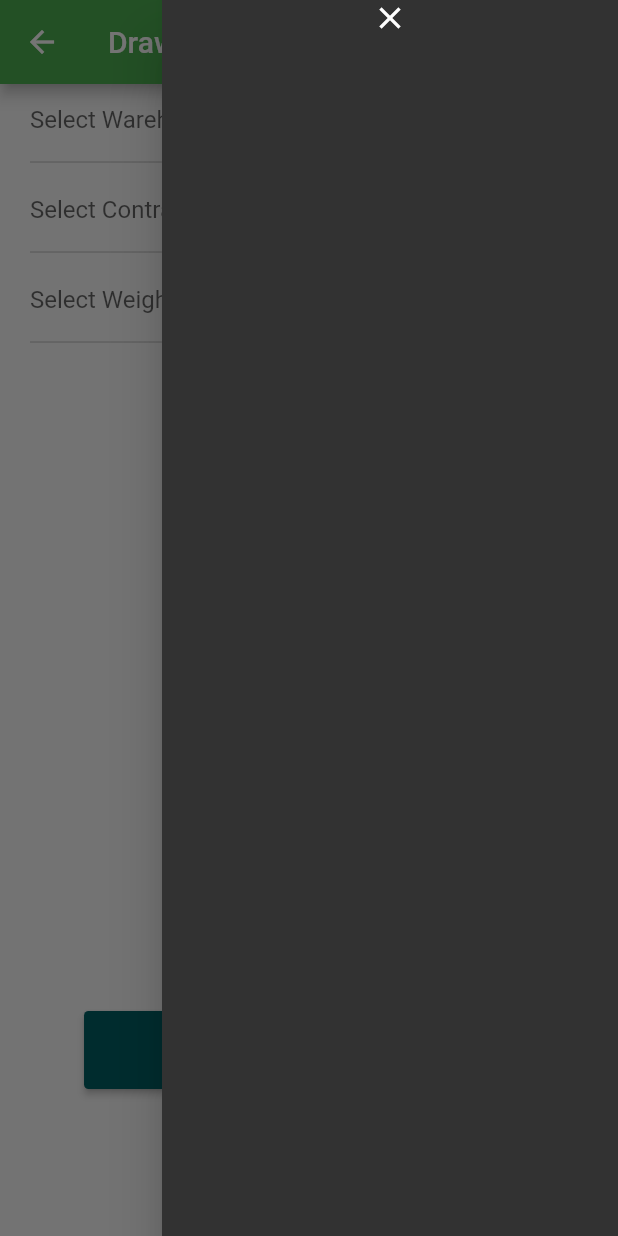
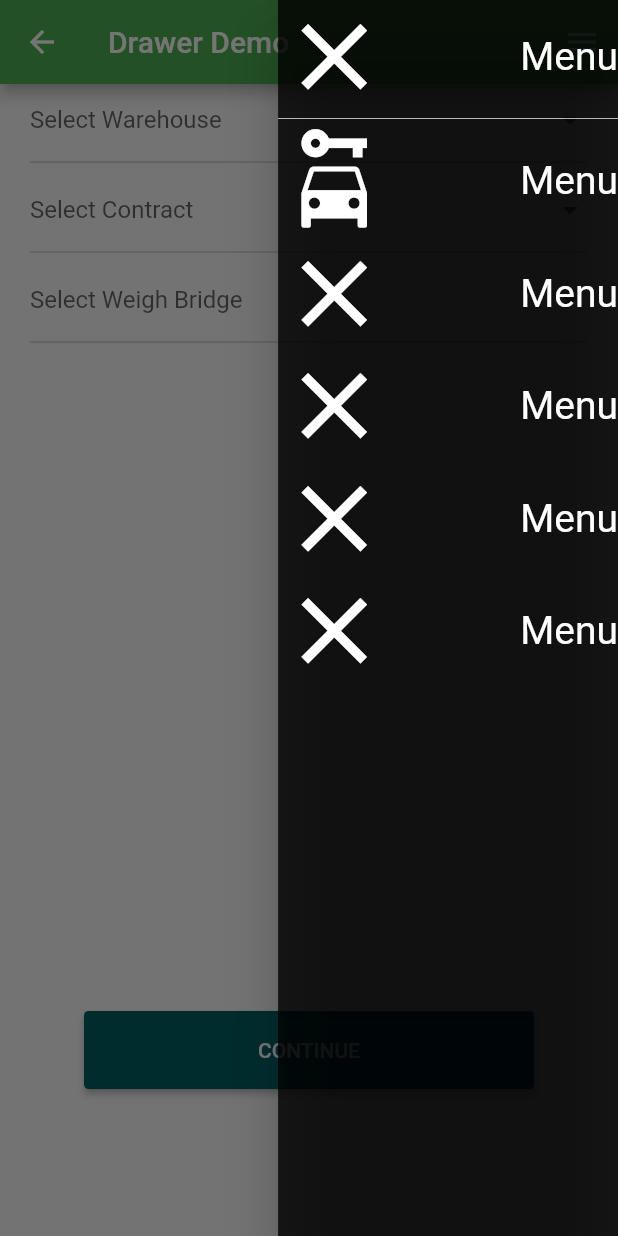
Before and after one commit to panchakarlavishnendra/Bluetooth, a Flutter app: the SelectWarehouseContacts screen opened directly, with the side drawer open, on a phone screen of 412 x 824 dp. Run offline on Flutter 3.47's test engine with Material 2 defaults, Android fonts, the phone set to English and light mode, and no system bars; our stand-ins replace camera, flutter_bluetooth_serial, get, group_radio_button, image_picker, location and 1 more; missing offline and left inert: geocoder.

Commit message:
added Screen

```diff
--- a/lib/screens/SelectWarehouseContactScreen.dart
+++ b/lib/screens/SelectWarehouseContactScreen.dart
@@ -1,21 +1,129 @@
-import 'dart:ui';
-
 import 'package:flutter/material.dart';
-
-
+// import 'package:group_radio_button/group_radio_button.dart';
+import 'package:get/get.dart';
 
 class SelectWarehouseContacts extends StatefulWidget {
-
   SelectWarehouseContacts({Key key}) : super(key: key);
   @override
   _SelectWarehouseContacts createState() => new _SelectWarehouseContacts();
 }
 
 class _SelectWarehouseContacts extends State<SelectWarehouseContacts> {
-
   List<String> _locations = ['A', 'B', 'C', 'D'];
   String _selectedLocation;
 
+  var _value;
+
+
+  // @override
+  // Widget build(BuildContext context) {
+  //   return Scaffold(
+  //     appBar: AppBar(title: Text("Select Warehouse & Contacts"),backgroundColor: Colors.green[800],),
+  //   body:Column(
+  //     children: <Widget>[
+  // Container(
+  //   height: MediaQuery.of(context).size.height*0.75,
+  //   width:MediaQuery.of(context).size.width*1,
+  //       child: ListView(
+  //           children: <Widget>[
+  //        Padding(
+  //         padding: EdgeInsets.symmetric(horizontal: 20),
+  //         child: Container(
+  //           height: 60,
+  //             width:MediaQuery.of(context).size.width*0.85,
+  //           child: DropdownButton(
+  //             hint: Text(
+  //                 'Select Warehouse'), // Not necessary for Option 1
+  //             value: _selectedLocation,
+  //             isExpanded: true,
+  //             onChanged: (newValue) {
+  //               setState(() {
+  //                 _selectedLocation = newValue;
+  //               });
+  //             },
+  //             items: _locations.map((location) {
+  //               return DropdownMenuItem(
+  //                 child: new Text(location),
+  //                 value: location,
+  //               );
+  //             }).toList(),
+  //           ),
+  //         ),
+  //       ),
+  //             Padding(
+  //               padding: EdgeInsets.symmetric(horizontal: 20),
+  //               child: Container(
+  //                 height: 60,
+  //                 width:MediaQuery.of(context).size.width*0.85,
+  //                 child: DropdownButton(
+  //                   hint: Text(
+  //                       'Select Contract'), // Not necessary for Option 1
+  //                   value: _selectedLocation,
+  //                   isExpanded: true,
+  //                   onChanged: (newValue) {
+  //                     setState(() {
+  //                       _selectedLocation = newValue;
+  //                     });
+  //                   },
+  //                   items: _locations.map((location) {
+  //                     return DropdownMenuItem(
+  //                       child: new Text(location),
+  //                       value: location,
+  //                     );
+  //                   }).toList(),
+  //                 ),
+  //               ),
+  //             ),
+  //             Padding(
+  //               padding: EdgeInsets.symmetric(horizontal: 20),
+  //               child: Container(
+  //                 height: 60,
+  //                 width:MediaQuery.of(context).size.width*0.85,
+  //                 child: DropdownButton(
+  //                   hint: Text(
+  //                       'Select Weigh Bridge'), // Not necessary for Option 1
+  //                   value: _selectedLocation,
+  //                   isExpanded: true,
+  //                   onChanged: (newValue) {
+  //                     setState(() {
+  //                       _selectedLocation = newValue;
+  //                     });
+  //                   },
+  //                   items: _locations.map((location) {
+  //                     return DropdownMenuItem(
+  //                       child: new Text(location),
+  //                       value: location,
+  //                     );
+  //                   }).toList(),
+  //                 ),
+  //               ),
+  //             ),
+  //             SizedBox(height: 30),
+  //
+  //     ]
+  //
+  //     ),
+  //
+  //
+  //
+  //   ),
+  //   RaisedButton(
+  //
+  //     shape: RoundedRectangleBorder(
+  //         borderRadius: BorderRadius.circular(3.0),
+  //        ),
+  //     onPressed: () {},
+  //     color: Colors.cyan[900],
+  //     textColor: Colors.white,
+  //     child: Padding(
+  //       padding: const EdgeInsets.only(left:100, right: 100, top: 18, bottom: 18),
+  //       child: Text("Continue".toUpperCase(),
+  //           style: TextStyle(fontSize: 14)),
+  //     ),
+  //   )
+  // ]
+  //
+  // )
   final GlobalKey<ScaffoldState> _scaffoldKey = GlobalKey<ScaffoldState>();
 
   void _openEndDrawer() {
@@ -31,21 +139,18 @@ class _SelectWarehouseContacts extends State<SelectWarehouseContacts> {
     return Scaffold(
       key: _scaffoldKey,
       appBar: AppBar(title: Text('Drawer Demo')),
-        body: Column(
-            children: <Widget>[
+      body: Column(children: <Widget>[
         Container(
-                height: MediaQuery.of(context).size.height*0.75,
-                width:MediaQuery.of(context).size.width*1,
-                child: ListView(
-                    children: <Widget>[
+          height: MediaQuery.of(context).size.height * 0.75,
+          width: MediaQuery.of(context).size.width * 1,
+          child: ListView(children: <Widget>[
             Padding(
               padding: EdgeInsets.symmetric(horizontal: 20),
               child: Container(
                 height: 60,
-                          width:MediaQuery.of(context).size.width*0.85,
+                width: MediaQuery.of(context).size.width * 0.85,
                 child: DropdownButton(
-                            hint: Text(
-                                'Select Warehouse'), // Not necessary for Option 1
+                  hint: Text('Select Warehouse'), // Not necessary for Option 1
                   value: _selectedLocation,
                   isExpanded: true,
                   onChanged: (newValue) {
@@ -66,10 +171,9 @@ class _SelectWarehouseContacts extends State<SelectWarehouseContacts> {
               padding: EdgeInsets.symmetric(horizontal: 20),
               child: Container(
                 height: 60,
-                          width:MediaQuery.of(context).size.width*0.85,
+                width: MediaQuery.of(context).size.width * 0.85,
                 child: DropdownButton(
-                            hint: Text(
-                                'Select Contract'), // Not necessary for Option 1
+                  hint: Text('Select Contract'), // Not necessary for Option 1
                   value: _selectedLocation,
                   isExpanded: true,
                   onChanged: (newValue) {
@@ -90,10 +194,10 @@ class _SelectWarehouseContacts extends State<SelectWarehouseContacts> {
               padding: EdgeInsets.symmetric(horizontal: 20),
               child: Container(
                 height: 60,
-                          width:MediaQuery.of(context).size.width*0.85,
+                width: MediaQuery.of(context).size.width * 0.85,
                 child: DropdownButton(
-                            hint: Text(
-                                'Select Weigh Bridge'), // Not necessary for Option 1
+                  hint:
+                      Text('Select Weigh Bridge'), // Not necessary for Option 1
                   value: _selectedLocation,
                   isExpanded: true,
                   onChanged: (newValue) {
@@ -112,63 +216,93 @@ class _SelectWarehouseContacts extends State<SelectWarehouseContacts> {
             ),
             SizedBox(height: 30),
 
-                    ]
-
-                ),
-
-
-
+          ]),
         ),
         RaisedButton(
-
           shape: RoundedRectangleBorder(
             borderRadius: BorderRadius.circular(3.0),
           ),
-                onPressed: () {},
+          onPressed: () {
+            Get.toNamed('/contractSummary');
+          },
           color: Colors.cyan[900],
           textColor: Colors.white,
           child: Padding(
-                  padding: const EdgeInsets.only(left:100, right: 100, top: 18, bottom: 18),
-                  child: Text("Continue".toUpperCase(),
-                      style: TextStyle(fontSize: 14)),
+            padding: const EdgeInsets.only(
+                left: 100, right: 100, top: 18, bottom: 18),
+            child:
+                Text("Continue".toUpperCase(), style: TextStyle(fontSize: 14)),
           ),
         )
-            ]
+      ]),
 
+      endDrawer:Theme(
+        data: Theme.of(context).copyWith(
+          canvasColor: Colors.black87.withOpacity(0.8)
+        ),child: Container(
+          width: MediaQuery.of(context).size.width*0.55,
+          child: Drawer(
+          child: Column(
+            // mainAxisAlignment: MainAxisAlignment.center,
+            children: [
+              Row(
+                mainAxisAlignment: MainAxisAlignment.spaceBetween,
+                children: <Widget>[
+                  GestureDetector(child: Icon(Icons.close,color: Colors.white,size: 75,),onTap:_closeEndDrawer ,),
+                  const Text('Menu',style: TextStyle(color: Colors.white,fontSize: 26),),
+                  ],
               ),
-        endDrawer: sideNav()
+              Divider(
+                height: 8,
+                color: Colors.white70,
+              ),
+                          Row(
+                mainAxisAlignment: MainAxisAlignment.spaceBetween,
+                children: <Widget>[
+                  GestureDetector(child: Icon(Icons.car_rental,color: Colors.white,size: 75,),onTap:_closeEndDrawer ,),
+                  const Text('Menu',style: TextStyle(color: Colors.white,fontSize: 26),),
 
+                ],
+              ),
+                          Row(
+                mainAxisAlignment: MainAxisAlignment.spaceBetween,
+                children: <Widget>[
+                  GestureDetector(child: Icon(Icons.close,color: Colors.white,size: 75,),onTap:_closeEndDrawer ,),
+                  const Text('Menu',style: TextStyle(color: Colors.white,fontSize: 26),),
 
+                ],
+              ),
+                          Row(
+                mainAxisAlignment: MainAxisAlignment.spaceBetween,
+                children: <Widget>[
+                  GestureDetector(child: Icon(Icons.close,color: Colors.white,size: 75,),onTap:_closeEndDrawer ,),
+                  const Text('Menu',style: TextStyle(color: Colors.white,fontSize: 26),),
 
+                ],
+              ),
+                          Row(
+                mainAxisAlignment: MainAxisAlignment.spaceBetween,
+                children: <Widget>[
+                  GestureDetector(child: Icon(Icons.close,color: Colors.white,size: 75,),onTap:_closeEndDrawer ,),
+                  const Text('Menu',style: TextStyle(color: Colors.white,fontSize: 26),),
+
+                ],
+              ),
+                          Row(
+                mainAxisAlignment: MainAxisAlignment.spaceBetween,
+                children: <Widget>[
+                  GestureDetector(child: Icon(Icons.close,color: Colors.white,size: 75,),onTap:_closeEndDrawer ,),
+                  const Text('Menu',style: TextStyle(color: Colors.white,fontSize: 26),),
+
+                ],
+              ),
+            ],
+          ),
+      ),
+        ),
+      ),
       // Disable opening the end drawer with a swipe gesture.
-      // endDrawerEnableOpenDragGesture: false
-      );
-
-  }
-  Drawer sideNav(){
-    return Drawer(
-        child: Stack(
-            children: <Widget> [
-
-
-
-
-        //first child be the blur background
-        BackdropFilter(
-        filter: ImageFilter.blur(sigmaX: 0, sigmaY: 0), //this is dependent on the import statment above
-        child: Container(
-            decoration: BoxDecoration(color: Colors.black87.withOpacity(0.8))
-        )
-    ),
-    ListView(
-    padding: EdgeInsets.zero,
-    children: <Widget>[
-      Icon(Icons.close, color: Colors.white)
-
-    ]
-    )
-    ]
-    )
+      endDrawerEnableOpenDragGesture: false,
     );
   }
 }
--- a/pubspec.yaml
+++ b/pubspec.yaml
@@ -39,6 +39,7 @@ dependencies:
   pin_code_fields: ^6.0.1
   image_picker: ^0.6.7+14
   video_player: ^1.0.1
+  get: ^3.24.0
 
 dev_dependencies:
   flutter_test:
```
Also changed, not shown: lib/routes.dart (added, +23 -0 lines), lib/screens/contract_summary_screen.dart (added, +301 -0 lines), lib/screens/mainpage.dart (+13 -26 lines), lib/screens/contract_summary.dart (added), pubspec.lock. Lines whose indentation alone changed are shown as unchanged.
